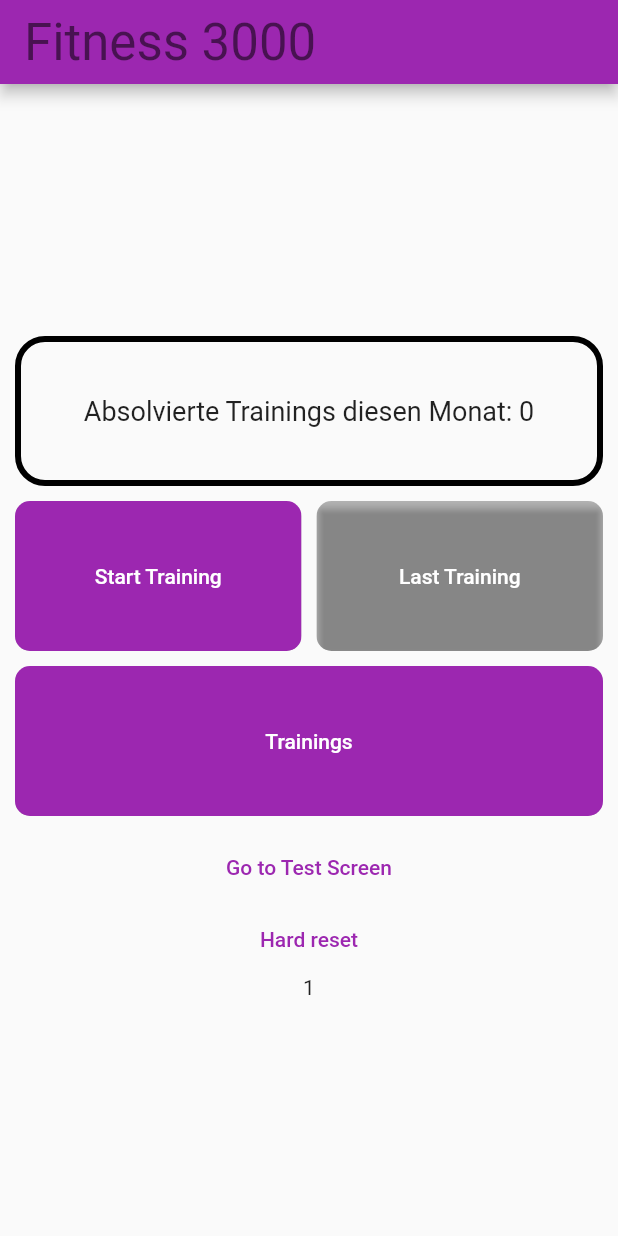
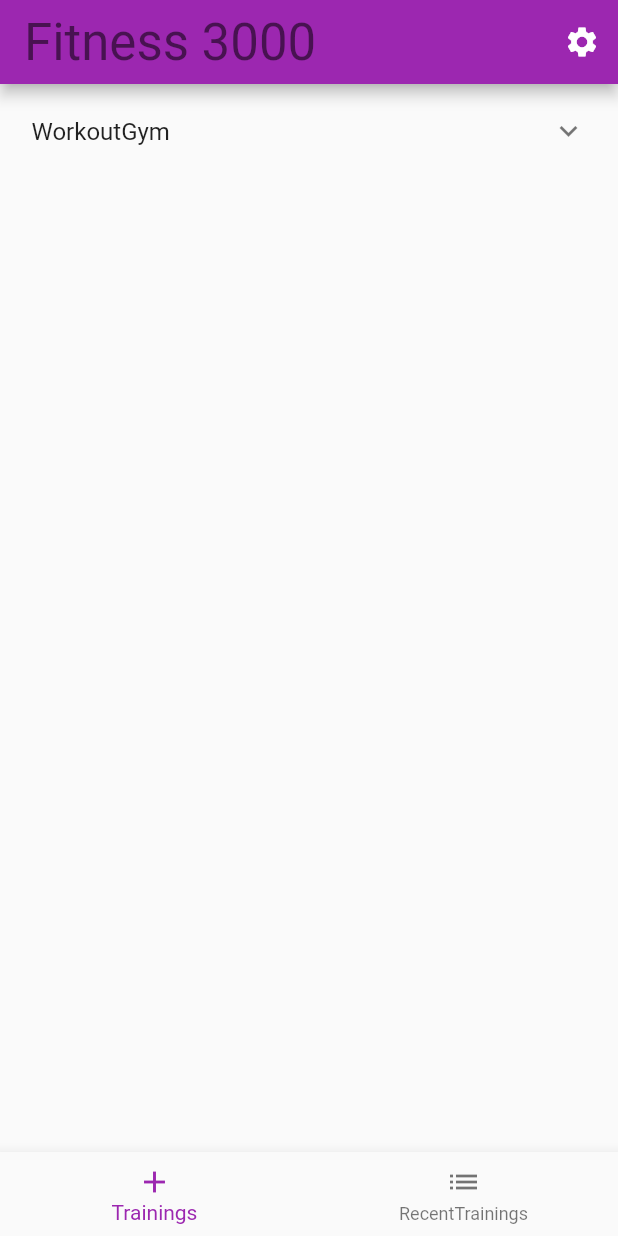
Before and after one commit to JohannesFoltin/FitnessCounter, a Flutter app: the screen it shows after launch, on a phone screen of 412 x 824 dp. Run offline on Flutter 3.47's test engine with Material 2 defaults, Android fonts, the phone set to English and light mode, and no system bars; our stand-ins replace shared_preferences, styled_widget; missing offline and left inert: simple_timer; Roboto replaces fonts that are missing (Georgia).

Commit message:
Big Menu (ui) Update now trainings are connected with a TrainingsPlan Removed now unnecessary Views

```diff
--- a/lib/controller/controller.dart
+++ b/lib/controller/controller.dart
@@ -104,7 +104,7 @@ class AppDataController extends ChangeNotifier {
     tmpUebungs.add(Uebung("Bauchmaschine", crunchB, 'exercises/crunsh.jpeg',
         "#00718f", "", "", 4));
     List<TrainingPlan> tmp = [];
-    tmp.add(new TrainingPlan("Komplett Workout", tmpUebungs));
+    tmp.add(new TrainingPlan("WorkoutGym", tmpUebungs));
     return tmp;
   }
 }
--- a/lib/models/training.dart
+++ b/lib/models/training.dart
@@ -7,14 +7,16 @@ import 'package:json_annotation/json_annotation.dart';
 part 'training.g.dart';
 
 @JsonSerializable()
-
-class Training{
+class Training {
   int dauer;
   DateTime date;
+  String name;
   List<UebungsErgebniss> uebungErgebnisse;
 
-  Training(this.dauer,this.date,this.uebungErgebnisse);
-  factory Training.fromJson(Map<String, dynamic> json) => _$TrainingFromJson(json);
+  Training(this.dauer, this.date, this.name, this.uebungErgebnisse);
+
+  factory Training.fromJson(Map<String, dynamic> json) =>
+      _$TrainingFromJson(json);
 
   Map<String, dynamic> toJson() => _$TrainingToJson(this);
 }
--- a/lib/models/wiederholung.dart
+++ b/lib/models/wiederholung.dart
@@ -7,8 +7,7 @@ class Rep {
   int wert;
   Rep(this.wert);
 
-  factory Rep.fromJson(Map<String, dynamic> json) =>
-      _$wiederholungFromJson(json);
+  factory Rep.fromJson(Map<String, dynamic> json) => _$RepFromJson(json);
 
-  Map<String, dynamic> toJson() => _$wiederholungToJson(this);
+  Map<String, dynamic> toJson() => _$RepToJson(this);
 }
--- a/lib/views/main.dart
+++ b/lib/views/main.dart
@@ -1,14 +1,10 @@
 import 'package:fitness_f/controller/controller.dart';
-import 'package:fitness_f/models/datalayer.dart';
 import 'package:fitness_f/views/onFitness.dart';
-import 'package:fitness_f/views/testScreen.dart';
 import 'package:fitness_f/views/trainingResult.dart';
 import 'package:flutter/material.dart';
-import 'package:google_fonts/google_fonts.dart';
 import 'package:provider/provider.dart';
-import 'package:shared_preferences/shared_preferences.dart';
 import 'package:styled_widget/styled_widget.dart';
-import 'package:fitness_f/views/trainingOverview.dart';
+import 'package:intl/intl.dart';
 
 void main() {
   runApp(MyApp());
@@ -49,145 +45,40 @@ class _MyHomePageState extends State<MyHomePage> {
     if (Provider.of<AppDataController>(context).isloaded == false) {
       myWidget = CircularProgressIndicator();
     } else {
-      myWidget = buildEverything(context);
+      myWidget = _pages.elementAt(_selectedIndex);
     }
     return Scaffold(
       appBar: AppBar(
+          actions: [IconButton(onPressed: () {}, icon: Icon(Icons.settings))],
           title: Text("Fitness 3000",
               style: Theme.of(context).textTheme.headlineMedium)),
       body: myWidget,
+      bottomNavigationBar: BottomNavigationBar(
+        currentIndex: _selectedIndex, //New
+        onTap: _onItemTapped,
+        items: [
+          BottomNavigationBarItem(
+            icon: Icon(Icons.add),
+            label: 'Trainings',
+          ),
+          BottomNavigationBarItem(
+            icon: Icon(Icons.list),
+            label: 'RecentTrainings',
+          )
+        ],
+      ),
     );
   }
 
-  Center buildEverything(BuildContext context) {
-    return Center(
-        child: Column(
-      mainAxisAlignment: MainAxisAlignment.center,
-      children: [
-        Container(
-          margin: const EdgeInsets.fromLTRB(10.0, 10, 10.0, 10),
-          height: 100,
-          width: double.infinity,
-          decoration: BoxDecoration(
-              border: Border.all(
-                color: Colors.black,
-                width: 4,
-              ),
-              borderRadius: BorderRadius.all(Radius.circular(20))),
-          child: Text(
-            "Absolvierte Trainings diesen Monat: " +
-                Provider.of<AppDataController>(context, listen: false)
-                    .getTrainingsThisMonth(DateTime.now())
-                    .toString(),
-          ).fontSize(18).center(),
-        ),
-        Container(
-          margin: const EdgeInsets.fromLTRB(10.0, 0, 10.0, 0),
-          height: 100,
-          child: Row(
-            mainAxisAlignment: MainAxisAlignment.spaceEvenly,
-            crossAxisAlignment: CrossAxisAlignment.stretch,
-            children: [
-              Expanded(
-                child: ClipRRect(
-                  borderRadius: BorderRadius.circular(10),
-                  child: ElevatedButton(
-                    onPressed: () {
-                      Navigator.push(
-                          context,
-                          MaterialPageRoute(
-                              builder: (context) => OnFitness(
-                                    trainingPlan:
-                                        Provider.of<AppDataController>(context,
-                                                listen: false)
-                                            .appData
-                                            .trainingsPlans
-                                            .first,
-                                  )));
-                    },
-                    child: Text("Start Training"),
-                  ),
-                ),
-              ),
-              SizedBox(
-                width: 10,
-              ),
-              Expanded(
-                child: ClipRRect(
-                  borderRadius: BorderRadius.circular(10),
-                  child: ElevatedButton(
-                      style: ElevatedButton.styleFrom(primary: Colors.black26),
-                      onPressed: () {
-                        if (Provider.of<AppDataController>(context,
-                                listen: false)
-                            .isTrainingEmpty()) {
-                          print("No Trainings available");
-                        } else {
-                          Navigator.push(
-                              context,
-                              MaterialPageRoute(
-                                  builder: (context) => TrainingResult(
-                                      training: Provider.of<AppDataController>(
-                                              context,
-                                              listen: false)
-                                          .appData
-                                          .trainings
-                                          .last)));
-                        }
-                      },
-                      child: Text("Last Training")),
-                ),
-              ),
-            ],
-          ),
-        ),
-        Container(
-          width: double.infinity,
-          height: 100,
-          margin: const EdgeInsets.fromLTRB(10.0, 10, 10.0, 10),
-          child: ClipRRect(
-            borderRadius: BorderRadius.circular(10),
-            child: ElevatedButton(
-              onPressed: () {
-                Navigator.push(
-                    context,
-                    MaterialPageRoute(
-                        builder: (context) => TrainingOverview()));
-              },
-              child: Text("Trainings"),
-            ),
-          ),
-        ),
-        TextButton(
-            onPressed: () {
-              Navigator.push(context,
-                  MaterialPageRoute(builder: (context) => TestScreen()));
-            },
-            child: Text("Go to Test Screen")),
-        TextButton(
-          onPressed: () {
-            ichhassemeinLeben();
-          },
-          child: Text("Hard reset"),
-        ),
-        Text(Provider.of<AppDataController>(context, listen: false)
-            .appData
-            .trainingsPlans
-            .length
-            .toString())
-      ],
-    ));
-  }
-
-  ichhassemeinLeben() async {
-    Provider.of<AppDataController>(context, listen: false).appData =
-        new AppData([], []);
-    var prefs = await SharedPreferences.getInstance();
-    prefs.clear().then((value) => {
-          Provider.of<AppDataController>(context, listen: false).saveAppData(),
-          setState(() {})
-        });
-    print("everything is restet");
+  int _selectedIndex = 0;
+  final _pages = [
+    TrainingSelector(),
+    RecentTrainings(),
+  ];
+  void _onItemTapped(int index) {
+    setState(() {
+      _selectedIndex = index;
+    });
   }
 }
 
@@ -207,3 +98,125 @@ extension HexColor on Color {
       '${green.toRadixString(16).padLeft(2, '0')}'
       '${blue.toRadixString(16).padLeft(2, '0')}';
 }
+
+class TrainingSelector extends StatelessWidget {
+  @override
+  Widget build(BuildContext context) {
+    var controller = Provider.of<AppDataController>(context).appData;
+    return Container(
+      child: ListView.builder(
+        itemCount: Provider.of<AppDataController>(context)
+            .appData
+            .trainingsPlans
+            .length,
+        itemBuilder: (BuildContext context, int index) {
+          return Container(
+            margin: const EdgeInsets.fromLTRB(5.0, 2.5, 5.0, 2.5),
+            child: Container(
+              child: ExpansionTile(
+                  trailing: null,
+                  title: Text(controller.trainingsPlans[index].name),
+                  children: [
+                    Text("Anzahl Übungen: " +
+                        controller.trainingsPlans[index].exercises.length
+                            .toString()),
+
+                    //Text("Letzte Laenge" + controller.trainings.lastWhere((element) => element.name == controller.trainingsPlans[index].name).name??"Null")
+                    TextButton(
+                        onPressed: () {
+                          Navigator.push(
+                              context,
+                              MaterialPageRoute(
+                                  builder: (context) => OnFitness(
+                                        trainingPlan:
+                                            Provider.of<AppDataController>(
+                                                    context,
+                                                    listen: false)
+                                                .appData
+                                                .trainingsPlans[index],
+                                      )));
+                        },
+                        child: Text("Start"))
+                  ]),
+            ),
+          );
+        },
+      ),
+    );
+  }
+}
+
+class RecentTrainings extends StatelessWidget {
+  @override
+  Widget build(BuildContext context) {
+    return Column(
+      children: [
+        Container(
+          margin: const EdgeInsets.fromLTRB(10.0, 10, 10.0, 10),
+          height: 100,
+          width: double.infinity,
+          decoration: BoxDecoration(
+              border: Border.all(
+                color: Colors.black,
+                width: 4,
+              ),
+              borderRadius: BorderRadius.all(Radius.circular(20))),
+          child: Column(
+            mainAxisAlignment: MainAxisAlignment.center,
+            children: [
+              Text(
+                "Absolvierte Trainings diesen Monat: " +
+                    Provider.of<AppDataController>(context, listen: false)
+                        .getTrainingsThisMonth(DateTime.now())
+                        .toString(),
+              ).fontSize(18).center(),
+              Text("Gesamt Anzahl Trainings: " +
+                  Provider.of<AppDataController>(context, listen: false)
+                      .appData
+                      .trainingsPlans
+                      .length
+                      .toString()),
+            ],
+          ),
+        ),
+        Expanded(
+          child: ListView.builder(
+            itemCount: Provider.of<AppDataController>(context, listen: false)
+                .appData
+                .trainings
+                .length,
+            itemBuilder: (BuildContext context, int index) {
+              return Container(
+                  height: 50,
+                  width: 100,
+                  margin: const EdgeInsets.fromLTRB(0, 5, 0, 5),
+                  child: ElevatedButton(
+                    child: Text(
+                      "Training am: " +
+                          DateFormat("dd.MM.yyyy mm:hh")
+                              .format(Provider.of<AppDataController>(context,
+                                      listen: false)
+                                  .appData
+                                  .trainings[index]
+                                  .date)
+                              .toString(),
+                    ),
+                    onPressed: () => {
+                      Navigator.push(
+                          context,
+                          MaterialPageRoute(
+                              builder: (context) => TrainingResult(
+                                  training: Provider.of<AppDataController>(
+                                          context,
+                                          listen: false)
+                                      .appData
+                                      .trainings[index])))
+                    },
+                  ));
+            },
+          ),
+        )
+      ],
+    );
+  }
+}
--- a/pubspec.yaml
+++ b/pubspec.yaml
@@ -33,6 +33,7 @@ dependencies:
   cupertino_icons: ^1.0.2
   simple_timer: ^2.0.0
   provider: ^6.0.0
+  intl: ^0.17.0
 dev_dependencies:
   flutter_test:
     sdk: flutter
```
Also changed, not shown: lib/views/onFitness.dart (+1 -50 lines), lib/views/testScreen.dart (deleted, +0 -19 lines), lib/views/trainingOverview.dart (deleted, +0 -57 lines), lib/views/trainingPlanSelector.dart (deleted, +0 -19 lines), lib/models/training.g.dart, lib/models/wiederholung.g.dart, pubspec.lock.
